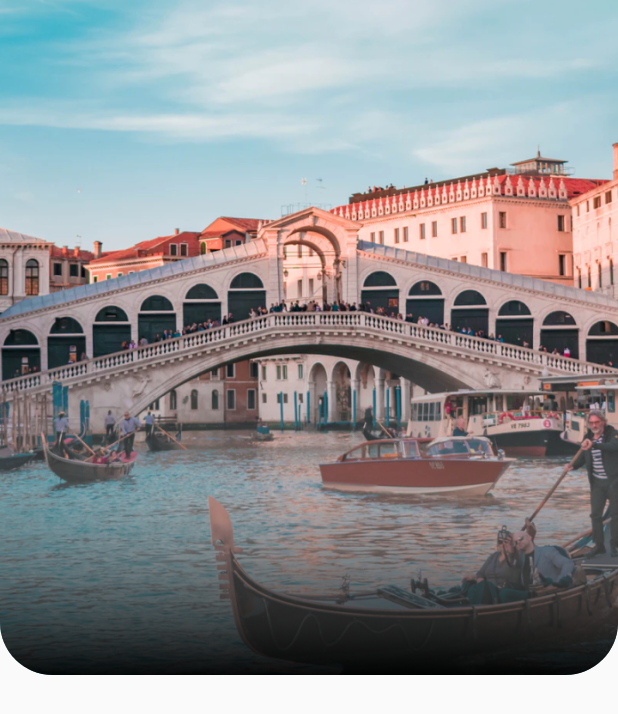
After one commit to FaisalMashuri/ticket_plane, a Flutter app: the MainPage screen opened by its route, after a tap on "4.8", on a phone screen of 412 x 824 dp. The commit adds this screen. Shown: the top 714 px of the screen. Run offline on Flutter 3.47's test engine with Material 2 defaults, Android fonts, the phone set to English and light mode, and no system bars; our stand-ins replace google_fonts.

Commit message:
detail page finishing background Image

```diff
--- /dev/null
+++ b/lib/ui/pages/detail_page.dart
@@ -0,0 +1,54 @@
+import 'package:flutter/material.dart';
+import 'package:airplane/shared/theme.dart';
+
+class DetailPage extends StatelessWidget {
+  const DetailPage({Key? key}) : super(key: key);
+
+  @override
+  Widget build(BuildContext context) {
+    Widget backgroundImage() {
+      return Container(
+        width: double.infinity,
+        height: 450,
+        decoration: BoxDecoration(
+            borderRadius: BorderRadius.only(
+                bottomLeft: Radius.circular(35),
+                bottomRight: Radius.circular(35)),
+            image: DecorationImage(
+                fit: BoxFit.cover,
+                image: AssetImage("assets/image_destination1.png"))),
+      );
+    }
+
+    Widget customShadow() {
+      return Container(
+        width: double.infinity,
+        height: 214,
+        margin: EdgeInsets.only(top:236),
+        decoration: BoxDecoration(
+          borderRadius: BorderRadius.only(
+                bottomLeft: Radius.circular(35),
+                bottomRight: Radius.circular(35)),
+          gradient: LinearGradient(
+            begin: Alignment.topCenter,
+            end: Alignment.bottomCenter,
+            colors: [
+              kWhiteColor.withOpacity(0),
+              Colors.black.withOpacity(0.95)
+            ]
+          )
+        ),
+      );
+    }
+
+    return Scaffold(
+      backgroundColor: kBackgroundColor,
+      body: Stack(
+        children: [
+          backgroundImage(),
+          customShadow()
+        ],
+      ),
+    );
+  }
+}
--- a/lib/ui/widgets/destination_card.dart
+++ b/lib/ui/widgets/destination_card.dart
@@ -1,3 +1,4 @@
+import 'package:airplane/ui/pages/detail_page.dart';
 import 'package:flutter/material.dart';
 import 'package:airplane/shared/theme.dart';
 
@@ -17,7 +18,11 @@ class DestinationCard extends StatelessWidget {
 
   @override
   Widget build(BuildContext context) {
-    return Container(
+    return GestureDetector(
+      onTap: () {
+        Navigator.push(context, MaterialPageRoute(builder: (context) => DetailPage()));
+      },
+      child: Container(
         width: 200,
         height: 323,
         margin: EdgeInsets.only(left: defaultMargin),
@@ -86,6 +91,7 @@ class DestinationCard extends StatelessWidget {
                 ))
           ],
         ),
+      ),
     );
   }
 }
```
Lines whose indentation alone changed are shown as unchanged.
